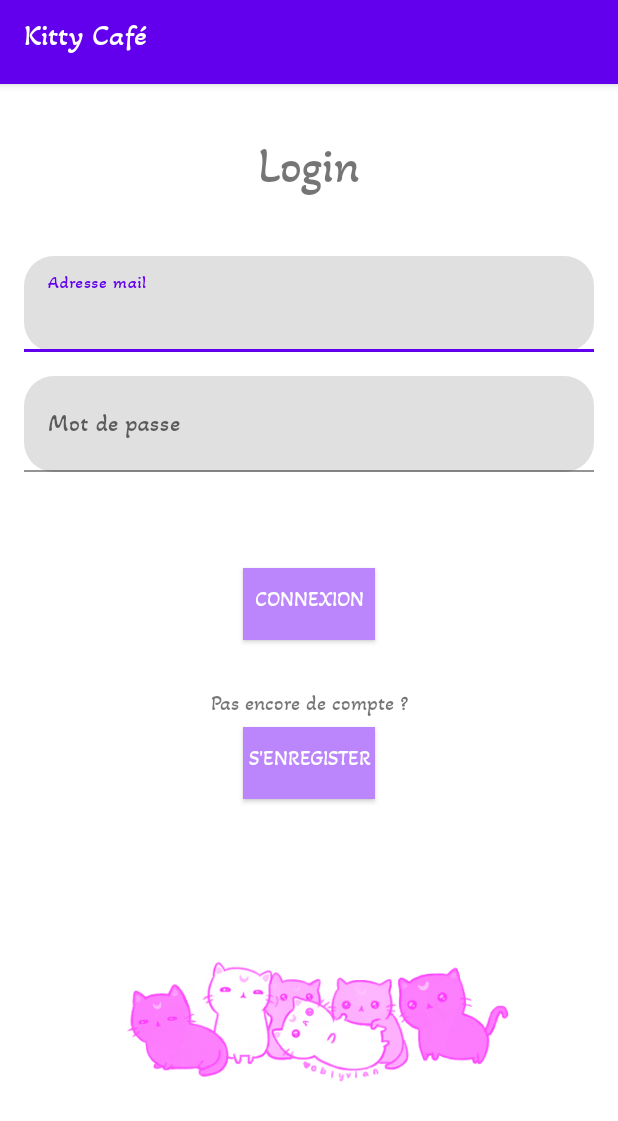
After one commit to Victoria-Remont/AndroidERestaurant, an Android app: the fragment LoginFragment shown on its own in the app's theme, on a phone screen of 412 x 824 dp. The commit adds this screen. Shown: the top 1121 px of the screen. Run offline under Robolectric (Android 15) with nearby library versions, the light colour scheme and no system bars; network calls fail.

Commit message:
add of register and login

```diff
--- a/app/src/main/java/fr/isen/remont/androiderestaurant/HomeActivity.kt
+++ b/app/src/main/java/fr/isen/remont/androiderestaurant/HomeActivity.kt
@@ -5,6 +5,7 @@
 import android.os.Bundle
 
 import android.util.Log
+import android.widget.Toolbar
 import fr.isen.remont.androiderestaurant.databinding.ActivityHomeBinding
 
 const val TRANSFERT = "category_type"
@@ -36,6 +37,8 @@
             Log.e("Dessert page opened","HomeActivity closed")
         }
 
+
+
     }
 
     private fun changeActivity(category: DISHES){
--- /dev/null
+++ b/app/src/main/java/fr/isen/remont/androiderestaurant/LoginFragment.kt
@@ -0,0 +1,48 @@
+package fr.isen.remont.androiderestaurant
+
+import android.content.Context
+import android.os.Bundle
+import androidx.fragment.app.Fragment
+import android.view.LayoutInflater
+import android.view.View
+import android.view.ViewGroup
+import fr.isen.remont.androiderestaurant.R
+import fr.isen.remont.androiderestaurant.databinding.FragmentLoginBinding
+
+
+class LoginFragment : Fragment() {
+    lateinit var binding: FragmentLoginBinding
+
+    var delegate: SignUpActivityFragmentInteraction? = null
+    override fun onCreateView(
+        inflater: LayoutInflater, container: ViewGroup?,
+        savedInstanceState: Bundle?
+    ): View? {
+        binding = FragmentLoginBinding.inflate(inflater, container, false)
+        return binding.root
+    }
+
+    override fun onAttach(context: Context) {
+        super.onAttach(context)
+        if(context is SignUpActivityFragmentInteraction) {
+            delegate = context
+        }
+    }
+
+    override fun onViewCreated(view: View, savedInstanceState: Bundle?) {
+        super.onViewCreated(view, savedInstanceState)
+        binding.login.setOnClickListener {
+            delegate?.makeRequest(
+                binding.email.toString(),
+                binding.password.toString(),
+                null,
+                null,
+                true
+            )
+        }
+
+        binding.signUp.setOnClickListener {
+            delegate?.showRegister()
+        }
+    }
+}
--- a/app/src/main/res/layout/activity_detail.xml
+++ b/app/src/main/res/layout/activity_detail.xml
@@ -45,6 +45,7 @@
         android:layout_marginEnd="24dp"
         android:layout_marginBottom="32dp"
         android:text="Total"
+        android:textAppearance="@style/TextAppearance.AppCompat.Medium"
         app:layout_constraintBottom_toBottomOf="parent"
         app:layout_constraintEnd_toEndOf="parent"
         app:layout_constraintStart_toStartOf="parent" />
@@ -77,6 +78,7 @@
         android:layout_width="wrap_content"
         android:layout_height="wrap_content"
         android:layout_marginTop="16dp"
+        android:textAppearance="@style/TextAppearance.AppCompat.Medium"
         app:layout_constraintBottom_toBottomOf="parent"
         app:layout_constraintEnd_toEndOf="parent"
         app:layout_constraintHorizontal_bias="0.525"
--- a/app/src/main/res/layout/activity_home.xml
+++ b/app/src/main/res/layout/activity_home.xml
@@ -82,13 +82,12 @@
 
     <ImageView
         android:id="@+id/imageView4"
-        android:layout_width="320dp"
-        android:layout_height="204dp"
+        android:layout_width="266dp"
+        android:layout_height="160dp"
         app:layout_constraintBottom_toBottomOf="parent"
         app:layout_constraintEnd_toEndOf="parent"
         app:layout_constraintStart_toStartOf="parent"
         app:layout_constraintTop_toBottomOf="@+id/btnDessert"
-        app:layout_constraintVertical_bias="0.529"
         app:srcCompat="@drawable/catbanner" />
 
 </androidx.constraintlayout.widget.ConstraintLayout>
--- /dev/null
+++ b/app/src/main/res/layout/fragment_login.xml
@@ -0,0 +1,108 @@
+<?xml version="1.0" encoding="utf-8"?>
+<androidx.constraintlayout.widget.ConstraintLayout xmlns:android="http://schemas.android.com/apk/res/android"
+    xmlns:app="http://schemas.android.com/apk/res-auto"
+    xmlns:tools="http://schemas.android.com/tools"
+    android:id="@+id/frameLayout2"
+    android:layout_width="match_parent"
+    android:layout_height="match_parent"
+    tools:context=".LoginFragment" >
+
+    <TextView
+        android:id="@+id/textView3"
+        android:layout_width="wrap_content"
+        android:layout_height="wrap_content"
+        android:layout_marginStart="32dp"
+        android:layout_marginTop="32dp"
+        android:layout_marginEnd="32dp"
+        android:text="Login"
+        android:textSize="32dp"
+        android:textAlignment="center"
+        app:layout_constraintEnd_toEndOf="parent"
+        app:layout_constraintStart_toStartOf="parent"
+        app:layout_constraintTop_toTopOf="parent" />
+
+    <com.google.android.material.textfield.TextInputLayout
+        android:id="@+id/email"
+        android:layout_width="0dp"
+        android:layout_height="wrap_content"
+        android:layout_marginStart="16dp"
+        android:layout_marginTop="24dp"
+        android:layout_marginEnd="16dp"
+        app:layout_constraintEnd_toEndOf="parent"
+        app:layout_constraintStart_toStartOf="parent"
+        app:layout_constraintTop_toBottomOf="@+id/textView3"
+        app:boxCornerRadiusBottomEnd="20dp"
+        app:boxCornerRadiusBottomStart="20dp"
+        app:boxCornerRadiusTopEnd="20dp"
+        app:boxCornerRadiusTopStart="20dp">
+
+        <com.google.android.material.textfield.TextInputEditText
+            android:layout_width="match_parent"
+            android:layout_height="wrap_content"
+            android:hint="Adresse mail"
+            android:inputType="textEmailAddress"/>
+    </com.google.android.material.textfield.TextInputLayout>
+
+    <com.google.android.material.textfield.TextInputLayout
+        android:id="@+id/password"
+        android:layout_width="0dp"
+        android:layout_height="wrap_content"
+        android:layout_marginTop="16dp"
+        app:layout_constraintEnd_toEndOf="@+id/email"
+        app:layout_constraintStart_toStartOf="@+id/email"
+        app:layout_constraintTop_toBottomOf="@+id/email"
+        app:boxCornerRadiusBottomEnd="20dp"
+        app:boxCornerRadiusBottomStart="20dp"
+        app:boxCornerRadiusTopEnd="20dp"
+        app:boxCornerRadiusTopStart="20dp">
+
+        <com.google.android.material.textfield.TextInputEditText
+            android:layout_width="match_parent"
+            android:layout_height="wrap_content"
+            android:hint="Mot de passe"
+            android:inputType="textPassword" />
+    </com.google.android.material.textfield.TextInputLayout>
+
+    <androidx.appcompat.widget.AppCompatButton
+        android:id="@+id/login"
+        android:layout_width="wrap_content"
+        android:layout_height="wrap_content"
+        android:layout_marginTop="64dp"
+        android:text="Connexion"
+        android:background="#FFBB86FC"
+        android:textColor="@color/white"
+        app:layout_constraintEnd_toEndOf="@+id/password"
+        app:layout_constraintStart_toStartOf="@+id/password"
+        app:layout_constraintTop_toBottomOf="@+id/password" />
+
+    <TextView
+        android:id="@+id/textView4"
+        android:layout_width="wrap_content"
+        android:layout_height="wrap_content"
+        android:layout_marginTop="32dp"
+        android:text="Pas encore de compte ?"
+        app:layout_constraintEnd_toEndOf="parent"
+        app:layout_constraintStart_toStartOf="parent"
+        app:layout_constraintTop_toBottomOf="@+id/login" />
+
+    <androidx.appcompat.widget.AppCompatButton
+        android:id="@+id/signUp"
+        android:layout_width="wrap_content"
+        android:layout_height="wrap_content"
+        android:text="S'enregister"
+        android:background="#FFBB86FC"
+        android:textColor="@color/white"
+        app:layout_constraintEnd_toEndOf="parent"
+        app:layout_constraintStart_toStartOf="parent"
+        app:layout_constraintTop_toBottomOf="@+id/textView4" />
+
+    <ImageView
+        android:id="@+id/imageView2"
+        android:layout_width="266dp"
+        android:layout_height="160dp"
+        android:src="@drawable/catbanner"
+        app:layout_constraintBottom_toBottomOf="parent"
+        app:layout_constraintEnd_toEndOf="parent"
+        app:layout_constraintStart_toStartOf="parent"
+        app:layout_constraintTop_toBottomOf="@+id/signUp" />
+</androidx.constraintlayout.widget.ConstraintLayout>
```
Also changed, not shown: app/build.gradle (+8 -4 lines), app/src/main/AndroidManifest.xml (+7 -3 lines), app/src/main/java/fr/isen/remont/androiderestaurant/NetworkConstants.kt (added, +23 -0 lines), app/src/main/java/fr/isen/remont/androiderestaurant/RegisterResult.kt (added, +7 -0 lines), app/src/main/java/fr/isen/remont/androiderestaurant/SignUpActivity.kt (added, +134 -0 lines), app/src/main/java/fr/isen/remont/androiderestaurant/SignUpFragment.kt (added, +48 -0 lines), app/src/main/res/layout/activity_signup.xml (added, +19 -0 lines), app/src/main/res/layout/fragment_sign_up.xml (added, +102 -0 lines).
